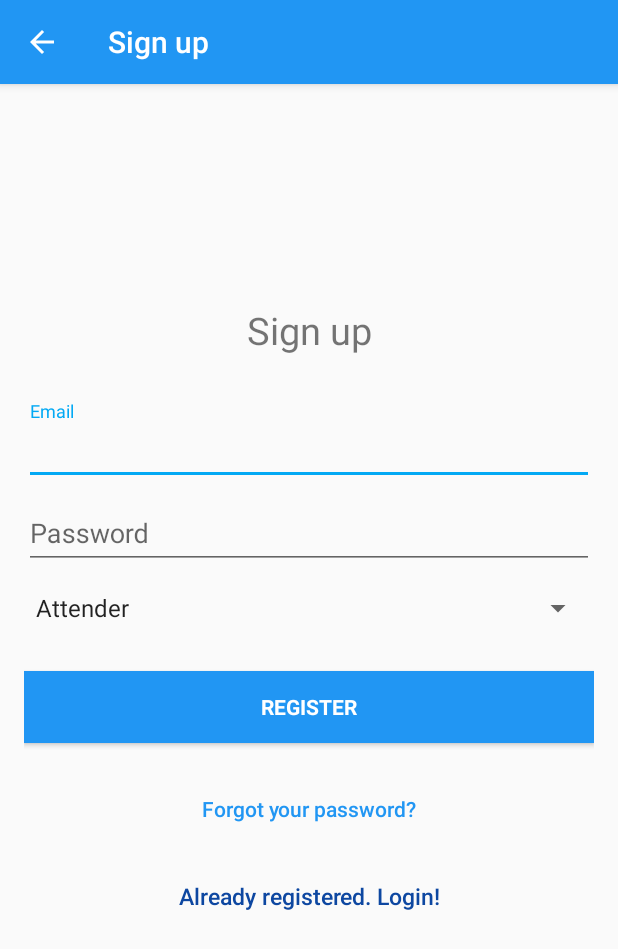
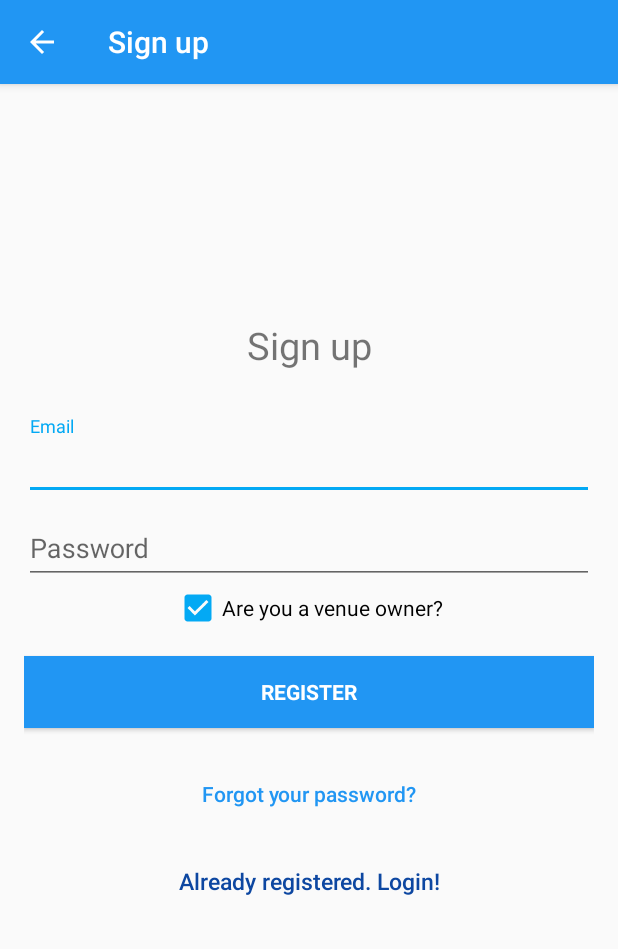
Before and after one commit to selenhaysal/senior_project, an Android app: the SignupActivity screen opened directly, with no data from a screen before it, after a tap on "REGISTER", on a phone screen of 412 x 824 dp. Shown: the top 949 px of the screen. Run offline under Robolectric (Android 15) with nearby library versions, the phone set to English and light mode, and no system bars; our stand-ins replace Firebase (no records; nobody signed in at launch, a user with empty details on screens opened directly); 2 other taps on this screen came first.

```diff
--- a/app/src/main/java/com/info/eventoutfyp/SignupActivity.java
+++ b/app/src/main/java/com/info/eventoutfyp/SignupActivity.java
@@ -10,6 +10,7 @@ import android.text.TextUtils;
 import android.view.LayoutInflater;
 import android.view.View;
 import android.widget.Button;
+import android.widget.CheckBox;
 import android.widget.EditText;
 import android.widget.ProgressBar;
 import android.widget.Toast;
@@ -18,6 +19,7 @@ import com.google.android.gms.tasks.OnCompleteListener;
 import com.google.android.gms.tasks.Task;
 import com.google.firebase.auth.AuthResult;
 import com.google.firebase.auth.FirebaseAuth;
+import com.google.firebase.database.FirebaseDatabase;
 
 public class SignupActivity extends AppCompatActivity {
 
@@ -25,6 +27,7 @@ public class SignupActivity extends AppCompatActivity {
     private Button btnSignIn, btnSignUp, btnResetPassword;
     private ProgressBar progressBar;
     private FirebaseAuth auth;
+    private String id = "attender";
 
     @Override
     protected void onCreate(Bundle savedInstanceState) {
@@ -45,6 +48,8 @@ public class SignupActivity extends AppCompatActivity {
         progressBar = (ProgressBar) findViewById(R.id.progressBar);
         btnResetPassword = (Button) findViewById(R.id.btn_reset_password);
 
+
+
         btnResetPassword.setOnClickListener(new View.OnClickListener() {
             @Override
             public void onClick(View v) {
@@ -64,7 +69,7 @@ public class SignupActivity extends AppCompatActivity {
             @Override
             public void onClick(View v) {
 
-                String email = inputEmail.getText().toString().trim();
+                final String email = inputEmail.getText().toString().trim();
                 String password = inputPassword.getText().toString().trim();
 
                 if (TextUtils.isEmpty(email)) {
@@ -97,6 +102,13 @@ public class SignupActivity extends AppCompatActivity {
                                     Toast.makeText(SignupActivity.this, "Authentication failed." + task.getException(),
                                             Toast.LENGTH_SHORT).show();
                                 } else {
+                                    User user = new User(email, id );
+
+                                    FirebaseDatabase.getInstance().getReference("Users")
+                                            .child(FirebaseAuth.getInstance().getCurrentUser().getUid()).setValue(user);
+
+
+
                                     startActivity(new Intent(SignupActivity.this, MainActivity.class));
                                     finish();
                                 }
@@ -157,4 +169,23 @@ public class SignupActivity extends AppCompatActivity {
         super.onResume();
         progressBar.setVisibility(View.GONE);
     }
+
+    public void onCheckboxClicked(View view) {
+        // Is the view now checked?
+        boolean checked = ((CheckBox) view).isChecked();
+
+        // Check if checkbox was clicked
+        switch(view.getId()) {
+            case R.id.checkbox:
+                if (checked){
+                    id = "venue owner";
+                }
+
+        }
+    }
+
+
+
+
+
 }
--- a/app/src/main/res/layout/activity_login.xml
+++ b/app/src/main/res/layout/activity_login.xml
@@ -55,12 +55,6 @@
                 android:textColor="@color/input_login"
                 android:textColorHint="@color/input_login_hint" />
         </android.support.design.widget.TextInputLayout>
-        <Spinner
-            android:id="@+id/spinner1"
-            android:layout_width="match_parent"
-            android:layout_height="52dp"
-            android:entries="@array/designation_list"
-            android:prompt="@string/designation_prompt" />
         <!-- Login Button -->
         <Button
             android:id="@+id/btn_login"
--- a/app/src/main/res/layout/activity_signup.xml
+++ b/app/src/main/res/layout/activity_signup.xml
@@ -54,13 +54,13 @@
                 android:maxLines="1"
                 android:textColor="@color/input_register" />
         </android.support.design.widget.TextInputLayout>
-        <!--spinner for designation -->
-        <Spinner
-            android:id="@+id/spinner1"
-            android:layout_width="match_parent"
-            android:layout_height="52dp"
-            android:entries="@array/designation_list"
-            android:prompt="@string/designation_prompt" />
+        <!--check-box for venue owners -->
+        <android.support.v7.widget.AppCompatCheckBox
+            android:id="@+id/checkbox"
+            android:layout_width="wrap_content"
+            android:layout_height="wrap_content"
+            android:text="Are you a venue owner?"
+            android:onClick="onCheckboxClicked" />
         <!-- Sign up Button -->
         <Button
             android:id="@+id/sign_up_button"
--- a/app/src/main/res/values/strings.xml
+++ b/app/src/main/res/values/strings.xml
@@ -22,9 +22,6 @@
     <string name="facebook_application_id" translatable="false">371223647031526</string>
     <string name="facebook_login_protocol_scheme" translatable="false">fb371223647031526</string>
 
-    <string-array name="designation_list">
-        <item>Attender</item>
-        <item>Venue Owner</item>
-    </string-array>
+
 
 </resources>
```
Also changed, not shown: app/build.gradle (+9 -10 lines), 1 other file.
